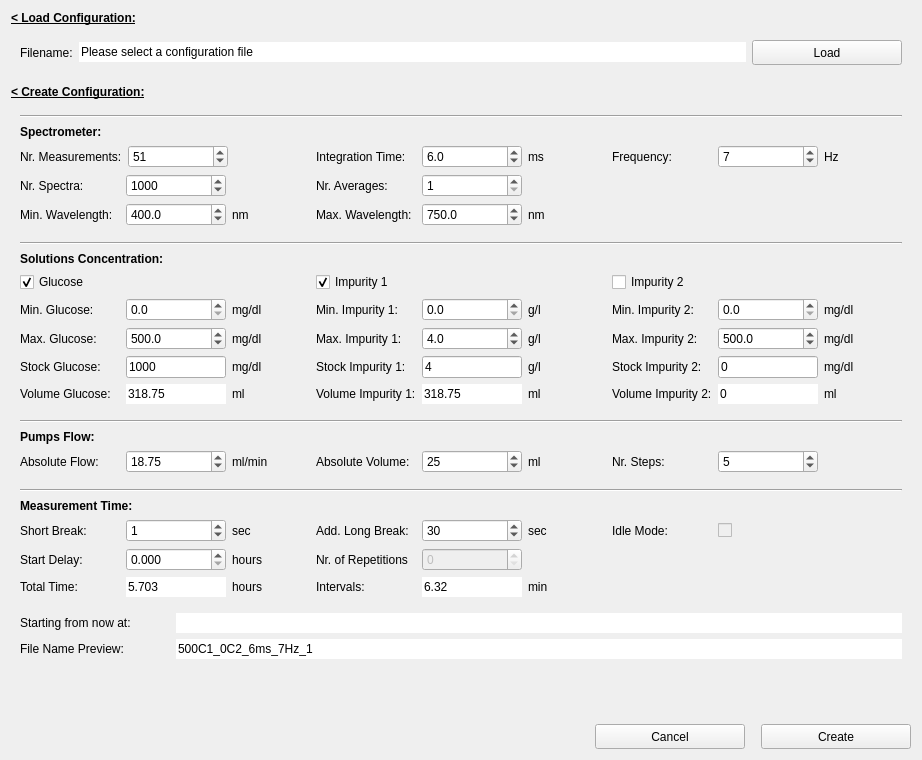
Qt form pol_configureMeasurement.ui (CesarCarvajal/Oxymetry-Backup-2018) before a commit.
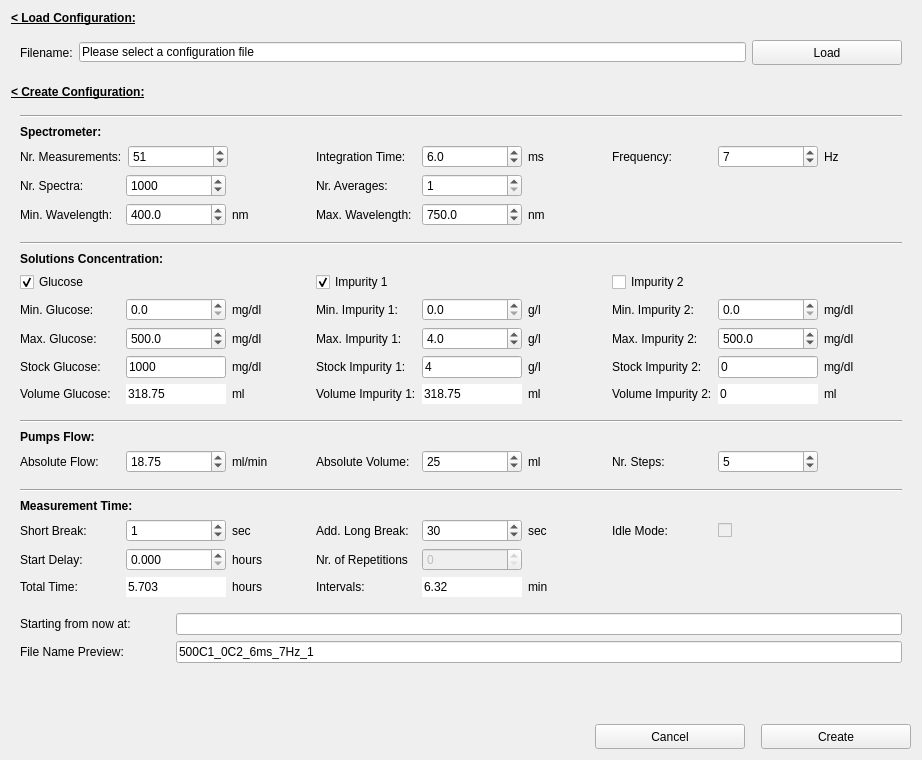
The same form after that commit. Custom widgets are drawn as their Qt base class.

Patch:
```diff
--- a/pol_configureMeasurement.ui
+++ b/pol_configureMeasurement.ui
@@ -136,7 +136,7 @@
            <string>Please select a configuration file</string>
           </property>
           <property name="frame">
-           <bool>false</bool>
+           <bool>true</bool>
           </property>
           <property name="readOnly">
            <bool>true</bool>
@@ -2754,7 +2754,7 @@
              <string>Time starting the measurement...</string>
             </property>
             <property name="frame">
-             <bool>false</bool>
+             <bool>true</bool>
             </property>
             <property name="readOnly">
              <bool>true</bool>
@@ -2799,7 +2799,7 @@
              <string>500C1_0C2_6ms_7Hz_1</string>
             </property>
             <property name="frame">
-             <bool>false</bool>
+             <bool>true</bool>
             </property>
             <property name="readOnly">
              <bool>true</bool>
```
